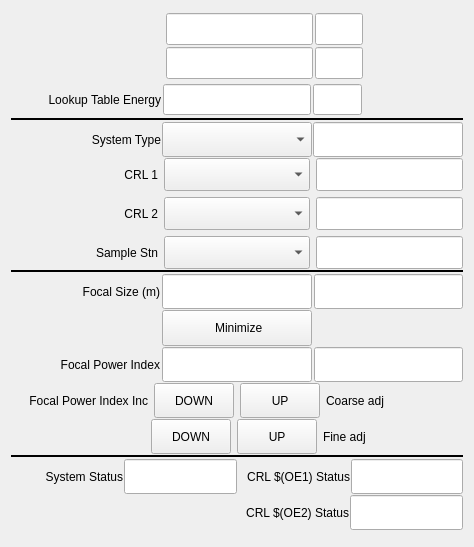
The window that 100idPyCRLApp/op/ui/pydev_transfocator_inset_control.ui (BCDA-APS/pydeviceCRL) describes before a commit, drawn with Qt 5.
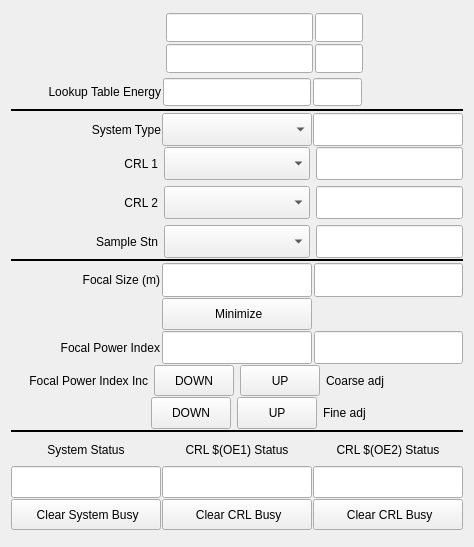
The same window after the commit. Custom widgets are drawn as their Qt base class.

Patch:
```diff
--- a/100idPyCRLApp/op/ui/pydev_transfocator_inset_control.ui
+++ b/100idPyCRLApp/op/ui/pydev_transfocator_inset_control.ui
@@ -15,7 +15,7 @@
   </property>
   <layout class="QVBoxLayout" name="verticalLayout_3">
    <item>
-    <layout class="QVBoxLayout" name="verticalLayout" stretch="2,1,0,1,3,0,1,1,1,1,1,0,1,1">
+    <layout class="QVBoxLayout" name="verticalLayout" stretch="2,1,0,1,3,0,1,1,1,1,1,0,3">
      <property name="spacing">
       <number>1</number>
      </property>
@@ -1456,27 +1456,14 @@
       </widget>
      </item>
      <item>
-      <layout class="QHBoxLayout" name="System_and_CRL1_Status" stretch="1,1,1,1">
+      <layout class="QGridLayout" name="gridLayout" rowstretch="1,1,1" columnstretch="1,1,1">
        <property name="topMargin">
         <number>0</number>
        </property>
-       <property name="bottomMargin">
+       <property name="rightMargin">
         <number>0</number>
        </property>
-       <item>
-        <widget class="caLabel" name="calabel_20">
-         <property name="text">
-          <string>System Status</string>
-         </property>
-         <property name="alignment">
-          <set>Qt::AlignRight|Qt::AlignTrailing|Qt::AlignVCenter</set>
-         </property>
-         <property name="fontScaleMode">
-          <enum>ESimpleLabel::WidthAndHeight</enum>
-         </property>
-        </widget>
-       </item>
-       <item>
+       <item row="1" column="0">
         <widget class="caLineEdit" name="caLineEdit_14">
          <property name="sizePolicy">
           <sizepolicy hsizetype="Expanding" vsizetype="Expanding">
@@ -1526,20 +1513,83 @@
          </property>
         </widget>
        </item>
-       <item>
+       <item row="1" column="2">
+        <widget class="caLineEdit" name="caLineEdit_25">
+         <property name="sizePolicy">
+          <sizepolicy hsizetype="Expanding" vsizetype="Expanding">
+           <horstretch>0</horstretch>
+           <verstretch>0</verstretch>
+          </sizepolicy>
+         </property>
+         <property name="font">
+          <font>
+           <pointsize>13</pointsize>
+          </font>
+         </property>
+         <property name="text">
+          <string/>
+         </property>
+         <property name="alignment">
+          <set>Qt::AlignRight|Qt::AlignTrailing|Qt::AlignVCenter</set>
+         </property>
+         <property name="channel" stdset="0">
+          <string notr="true">$(P)$(CRL):$(OE2):crlBusy</string>
+         </property>
+         <property name="foreground">
+          <color>
+           <red>10</red>
+           <green>0</green>
+           <blue>184</blue>
+          </color>
+         </property>
+         <property name="background">
+          <color>
+           <red>200</red>
+           <green>200</green>
+           <blue>200</blue>
+          </color>
+         </property>
+         <property name="colorMode">
+          <enum>caLineEdit::Static</enum>
+         </property>
+         <property name="precision">
+          <number>3</number>
+         </property>
+         <property name="fontScaleMode" stdset="0">
+          <enum>caLineEdit::None</enum>
+         </property>
+         <property name="formatType">
+          <enum>caLineEdit::string</enum>
+         </property>
+        </widget>
+       </item>
+       <item row="0" column="2">
+        <widget class="caLabel" name="calabel_24">
+         <property name="text">
+          <string>CRL $(OE2) Status</string>
+         </property>
+         <property name="alignment">
+          <set>Qt::AlignCenter</set>
+         </property>
+         <property name="fontScaleMode">
+          <enum>ESimpleLabel::WidthAndHeight</enum>
+         </property>
+        </widget>
+       </item>
+       <item row="0" column="1">
         <widget class="caLabel" name="calabel_22">
          <property name="text">
           <string>CRL $(OE1) Status</string>
          </property>
          <property name="alignment">
-          <set>Qt::AlignRight|Qt::AlignTrailing|Qt::AlignVCenter</set>
+          <set>Qt::AlignCenter</set>
          </property>
          <property name="fontScaleMode">
           <enum>ESimpleLabel::WidthAndHeight</enum>
          </property>
         </widget>
        </item>
-       <item>
+       <item row="1" column="1">
         <widget class="caLineEdit" name="caLineEdit_17">
          <property name="sizePolicy">
           <sizepolicy hsizetype="Expanding" vsizetype="Expanding">
@@ -1589,89 +1639,94 @@
          </property>
         </widget>
        </item>
-      </layout>
-     </item>
-     <item>
-      <layout class="QHBoxLayout" name="CRL2_status" stretch="2,1,1">
-       <property name="topMargin">
-        <number>0</number>
-       </property>
-       <property name="bottomMargin">
-        <number>0</number>
-       </property>
-       <item>
-        <spacer name="horizontalSpacer">
-         <property name="orientation">
-          <enum>Qt::Horizontal</enum>
-         </property>
-         <property name="sizeHint" stdset="0">
-          <size>
-           <width>40</width>
-           <height>20</height>
-          </size>
-         </property>
-        </spacer>
-       </item>
-       <item>
-        <widget class="caLabel" name="calabel_24">
+       <item row="0" column="0">
+        <widget class="caLabel" name="calabel_20">
          <property name="text">
-          <string>CRL $(OE2) Status</string>
+          <string>System Status</string>
          </property>
          <property name="alignment">
-          <set>Qt::AlignRight|Qt::AlignTrailing|Qt::AlignVCenter</set>
+          <set>Qt::AlignCenter</set>
          </property>
          <property name="fontScaleMode">
           <enum>ESimpleLabel::WidthAndHeight</enum>
          </property>
         </widget>
        </item>
-       <item>
-        <widget class="caLineEdit" name="caLineEdit_25">
+       <item row="2" column="0">
+        <widget class="caMessageButton" name="camessagebutton_6">
          <property name="sizePolicy">
-          <sizepolicy hsizetype="Expanding" vsizetype="Expanding">
+          <sizepolicy hsizetype="Minimum" vsizetype="Expanding">
            <horstretch>0</horstretch>
            <verstretch>0</verstretch>
           </sizepolicy>
          </property>
-         <property name="font">
-          <font>
-           <pointsize>13</pointsize>
-          </font>
-         </property>
          <property name="text">
-          <string/>
+          <string> Clear System Busy</string>
          </property>
-         <property name="alignment">
-          <set>Qt::AlignRight|Qt::AlignTrailing|Qt::AlignVCenter</set>
-         </property>
          <property name="channel" stdset="0">
           <string notr="true">$(P)$(CRL):$(OE2):crlBusy</string>
          </property>
-         <property name="foreground">
+         <property name="background">
           <color>
-           <red>10</red>
-           <green>0</green>
-           <blue>184</blue>
+           <red>115</red>
+           <green>223</green>
+           <blue>255</blue>
           </color>
          </property>
+         <property name="pressMessage">
+          <string notr="true">1</string>
+         </property>
+        </widget>
+       </item>
+       <item row="2" column="1">
+        <widget class="caMessageButton" name="camessagebutton_7">
+         <property name="sizePolicy">
+          <sizepolicy hsizetype="Minimum" vsizetype="Expanding">
+           <horstretch>0</horstretch>
+           <verstretch>0</verstretch>
+          </sizepolicy>
+         </property>
+         <property name="text">
+          <string> Clear CRL Busy</string>
+         </property>
+         <property name="channel" stdset="0">
+          <string notr="true">$(P)$(CRL):$(OE1):crlBusyCalc.PROC</string>
+         </property>
          <property name="background">
           <color>
-           <red>200</red>
-           <green>200</green>
-           <blue>200</blue>
+           <red>115</red>
+           <green>223</green>
+           <blue>255</blue>
           </color>
          </property>
          <property name="colorMode">
           <enum>caLineEdit::Static</enum>
          </property>
-         <property name="precision">
-          <number>3</number>
+        </widget>
+       </item>
+       <item row="2" column="2">
+        <widget class="caMessageButton" name="camessagebutton_8">
+         <property name="sizePolicy">
+          <sizepolicy hsizetype="Minimum" vsizetype="Expanding">
+           <horstretch>0</horstretch>
+           <verstretch>0</verstretch>
+          </sizepolicy>
          </property>
-         <property name="fontScaleMode" stdset="0">
-          <enum>caLineEdit::None</enum>
+         <property name="text">
+          <string> Clear CRL Busy</string>
          </property>
-         <property name="formatType">
-          <enum>caLineEdit::string</enum>
+         <property name="channel" stdset="0">
+          <string notr="true">$(P)$(CRL):$(OE2):crlBusyCalc.PROC</string>
+         </property>
+         <property name="background">
+          <color>
+           <red>115</red>
+           <green>223</green>
+           <blue>255</blue>
+          </color>
+         </property>
+         <property name="pressMessage">
+          <string notr="true">1</string>
          </property>
         </widget>
        </item>
```
Left out of the diff: 8 changed lines with no effect on the pictures.
